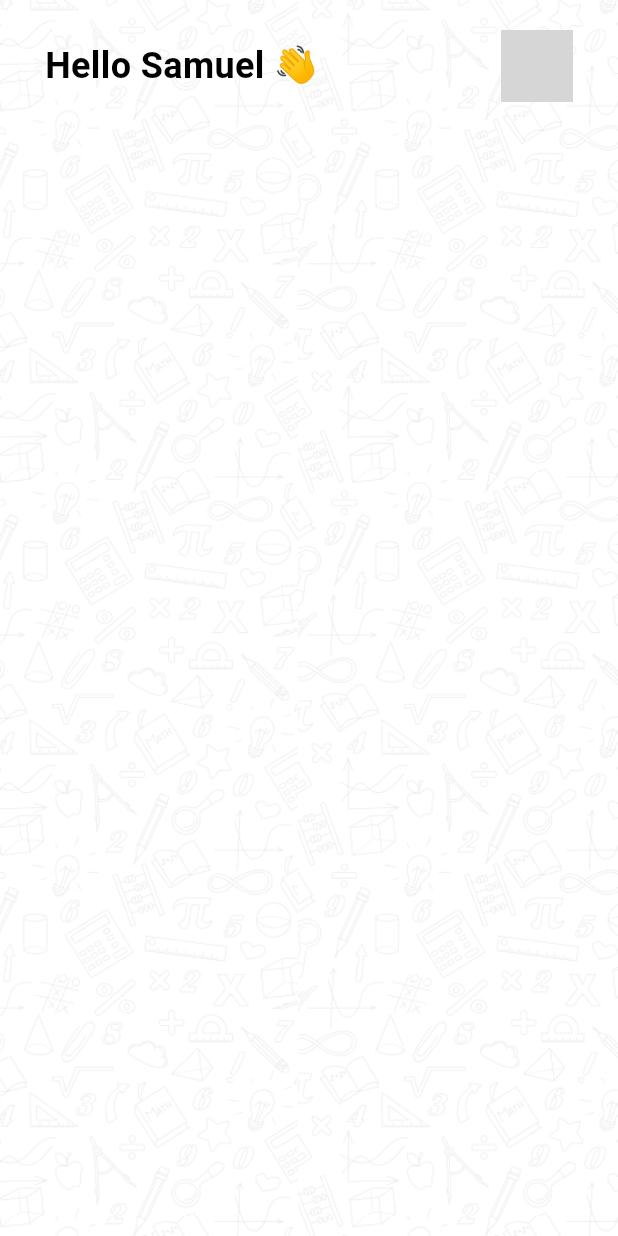
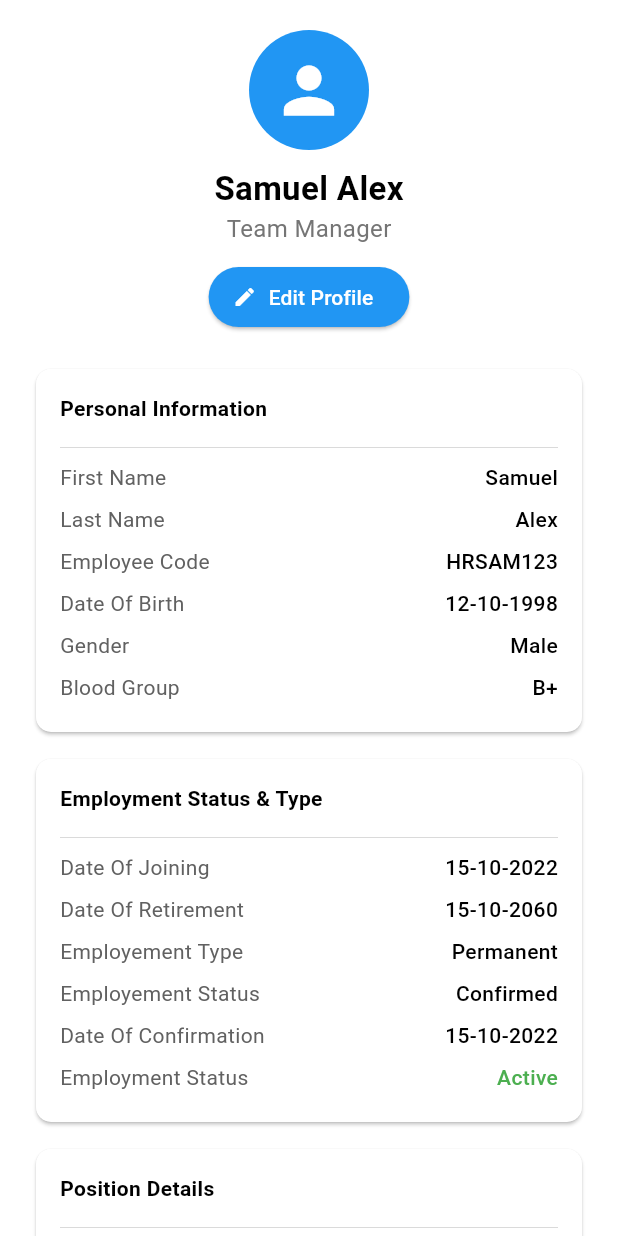
Before and after one commit to imamit29/hrms_projectx, a Flutter app: the ProfilePage widget shown alone on an empty page, opened directly, on a phone screen of 412 x 824 dp. Run offline on Flutter 3.47's test engine with Material 3 defaults, Android fonts, the phone set to English and light mode, and no system bars; our stand-ins replace fl_chart, fluttertoast, shared_preferences; accounts and stored records are empty; grey boxes are pictures that could not be loaded.

Commit message:
added profile design, action design, modify bottom navigation bar.

```diff
--- a/lib/screens/bottombarPages/ProfilePage.dart
+++ b/lib/screens/bottombarPages/ProfilePage.dart
@@ -12,51 +12,114 @@ class _ProfilePageState extends State<ProfilePage> {
 
   @override
   Widget build(BuildContext context) {
-    return Scaffold(
-      body: Container(
-        height: double.infinity,
-        width: double.infinity,
-        decoration: BoxDecoration(
-          image: DecorationImage(
-            image: const AssetImage("assets/background.png"),
-            fit: BoxFit.cover,
-            colorFilter: ColorFilter.mode(
-                Colors.black.withOpacity(0.10), BlendMode.dstATop),
-          ),
-        ),
-        child: Padding(
-          padding: const EdgeInsets.all(20.0),
-          child: Column(
-            crossAxisAlignment: CrossAxisAlignment.start,
-            children: [
-              Padding(padding: EdgeInsets.symmetric(horizontal: 10),
-                child: Row(
-                  mainAxisAlignment: MainAxisAlignment.spaceBetween,
-                  children: [
-                    Column(
-                      crossAxisAlignment: CrossAxisAlignment.start,
-                      children: [
-                        Text(
-                          'Hello Samuel 👋',
-                          style: TextStyle(
-                            fontSize: 24,
-                            fontWeight: FontWeight.bold,
-                          ),
-                        ),
-                      ],
-                    ),
-                    CircleAvatar(
-                      radius: 24,
-                      backgroundImage: AssetImage('assets/userimg.png'), // Replace with a network image if needed
-                    ),
-                  ],
-                ),),
-              const SizedBox(height: 30),
+    return SingleChildScrollView(
+      child: Container(
+        margin: EdgeInsets.all(20),
+        child: Column(
+          crossAxisAlignment: CrossAxisAlignment.center,
+          children: [
+            CircleAvatar(
+              radius: 40,
+              backgroundColor: Colors.blue,
+              child: Icon(Icons.person, size: 50, color: Colors.white),
+            ),
+            SizedBox(height: 10),
+            Text(
+              'Samuel Alex',
+              style: TextStyle(fontSize: 22, fontWeight: FontWeight.bold),
+            ),
+            Text(
+              'Team Manager',
+              style: TextStyle(fontSize: 16, color: Colors.grey[600]),
+            ),
+            SizedBox(height: 10),
+            ElevatedButton.icon(
+              onPressed: () {},
+              icon: Icon(Icons.edit, size: 16, color: Colors.white,),
+              label: Text('Edit Profile'),
+              style: ElevatedButton.styleFrom(
+                backgroundColor: Colors.blue,
+                foregroundColor: Colors.white,
+              ),
+            ),
+            SizedBox(height: 20),
+            _buildInfoCard('Personal Information', [
+              Divider(height: 1, color: Colors.black, thickness: 0.1,),
+              Divider(height: 5,),
+              _buildInfoRow('First Name', 'Samuel'),
+              _buildInfoRow('Last Name', 'Alex'),
+              _buildInfoRow('Employee Code', 'HRSAM123'),
+              _buildInfoRow('Date Of Birth', '12-10-1998'),
+              _buildInfoRow('Gender', 'Male'),
+              _buildInfoRow('Blood Group', 'B+'),
+            ]),
+            SizedBox(height: 10),
+            _buildInfoCard('Employment Status & Type', [
+              Divider(height: 1, color: Colors.black, thickness: 0.1,),
+              Divider(height: 5,),
+              _buildInfoRow('Date Of Joining', '15-10-2022'),
+              _buildInfoRow('Date Of Retirement', '15-10-2060'),
+              _buildInfoRow('Employement Type', 'Permanent'),
+              _buildInfoRow('Employement Status', 'Confirmed'),
+              _buildInfoRow('Date Of Confirmation', '15-10-2022'),
+              _buildInfoRow('Employment Status', 'Active', isActive: true),
+            ]),
+            SizedBox(height: 10),
+            _buildInfoCard('Position Details', [
+              Divider(height: 1, color: Colors.black, thickness: 0.1,),
+              Divider(height: 5,),
+              _buildInfoRow('Company Name', 'SRS Tech'),
+              _buildInfoRow('Department', 'Software'),
+              _buildInfoRow('Branch', 'Gurugram(A)'),
+              _buildInfoRow('Designation', 'Developer'),
+              _buildInfoRow('Grade', 'A1'),
+              _buildInfoRow('Reporting Manager', 'Rohan Singh'),
+              _buildInfoRow('functional manager', 'Prem D'),
 
-            ],
-          ),
+            ]),
+          ],
         ),
       ),
     );
   }
 }
+
+Widget _buildInfoCard(String title, List<Widget> children) {
+  return Card(
+    shape: RoundedRectangleBorder(borderRadius: BorderRadius.circular(10)),
+    child: Padding(
+      padding: EdgeInsets.all(16),
+      child: Column(
+        crossAxisAlignment: CrossAxisAlignment.start,
+        children: [
+          Text(
+            title,
+            style: TextStyle(fontSize: 14, fontWeight: FontWeight.bold),
+          ),
+          Divider(),
+          ...children,
+        ],
+      ),
+    ),
+  );
+}
+
+Widget _buildInfoRow(String label, String value, {bool isActive = false}) {
+  return Padding(
+    padding: EdgeInsets.symmetric(vertical: 4),
+    child: Row(
+      mainAxisAlignment: MainAxisAlignment.spaceBetween,
+      children: [
+        Text(label, style: TextStyle(fontSize: 14, color: Colors.grey[700])),
+        Text(
+          value,
+          style: TextStyle(
+            fontSize: 14,
+            fontWeight: FontWeight.w500,
+            color: isActive ? Colors.green : Colors.black,
+          ),
+        ),
+      ],
+    ),
+  );
+}
```
Also changed, not shown: lib/screens/NavigatorScreen.dart (+36 -10 lines), lib/screens/bottombarPages/ActionPage.dart (added, +65 -0 lines), lib/screens/bottombarPages/ExplorePage.dart (deleted, +0 -60 lines).
